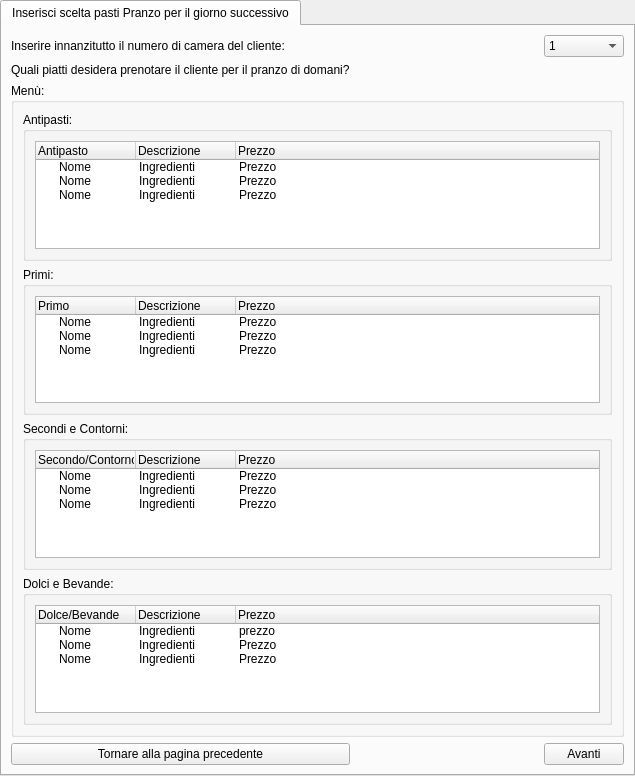
First picture: the form in ui/Receptionist/InserisciSceltaPastiPranzoCena/InserisciSceltaPastiPranzoGiornoSuccessivo.ui, repository mdoraz/Hotel, before the edit.
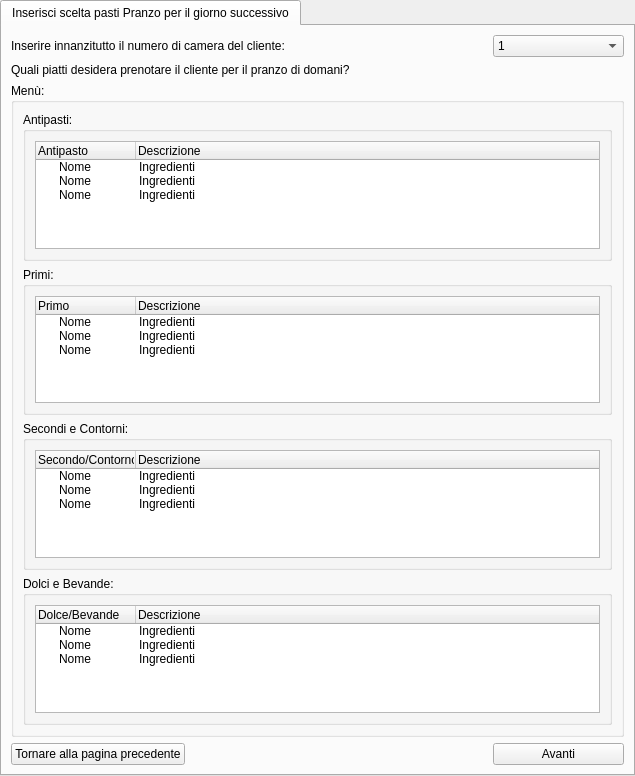
Second picture: the form after the edit.

Diff of the .ui file:
```diff
--- a/ui/Receptionist/InserisciSceltaPastiPranzoCena/InserisciSceltaPastiPranzoGiornoSuccessivo.ui
+++ b/ui/Receptionist/InserisciSceltaPastiPranzoCena/InserisciSceltaPastiPranzoGiornoSuccessivo.ui
@@ -18,14 +18,14 @@
     <string>Inserisci scelta pasti Pranzo per il giorno successivo</string>
    </attribute>
    <layout class="QGridLayout" name="gridLayout">
-    <item row="0" column="0">
-     <widget class="QLabel" name="labelInserisciCameraCliente">
+    <item row="3" column="2">
+     <widget class="QPushButton" name="btnAvanti">
       <property name="text">
-       <string>Inserire innanzitutto il numero di camera del cliente:</string>
+       <string>Avanti</string>
       </property>
      </widget>
     </item>
-    <item row="0" column="3">
+    <item row="0" column="2">
      <widget class="QComboBox" name="comboboxInserisciCameraCliente">
       <item>
        <property name="text">
@@ -209,26 +209,6 @@
       </item>
      </widget>
     </item>
-    <item row="3" column="0">
-     <widget class="QPushButton" name="btnTornarePaginaPrecedente">
-      <property name="text">
-       <string>Tornare alla pagina precedente</string>
-      </property>
-     </widget>
-    </item>
-    <item row="3" column="1">
-     <spacer name="horizontalSpacer">
-      <property name="orientation">
-       <enum>Qt::Horizontal</enum>
-      </property>
-      <property name="sizeHint" stdset="0">
-       <size>
-        <width>40</width>
-        <height>20</height>
-       </size>
-      </property>
-     </spacer>
-    </item>
     <item row="1" column="0">
      <widget class="QLabel" name="labelDomanda">
       <property name="text">
@@ -236,7 +216,7 @@
       </property>
      </widget>
     </item>
-    <item row="2" column="0" colspan="4">
+    <item row="2" column="0" colspan="3">
      <widget class="QGroupBox" name="groupboxSchedaMenu">
       <property name="title">
        <string>Menù:</string>
@@ -263,11 +243,6 @@
               <string>Descrizione</string>
              </property>
             </column>
-            <column>
-             <property name="text">
-              <string>Prezzo</string>
-             </property>
-            </column>
             <item>
              <property name="text">
               <string>Nome</string>
@@ -275,9 +250,6 @@
              <property name="text">
               <string>Ingredienti</string>
              </property>
-             <property name="text">
-              <string>Prezzo</string>
-             </property>
             </item>
             <item>
              <property name="text">
@@ -286,9 +258,6 @@
              <property name="text">
               <string>Ingredienti</string>
              </property>
-             <property name="text">
-              <string>Prezzo</string>
-             </property>
             </item>
             <item>
              <property name="text">
@@ -297,9 +266,6 @@
              <property name="text">
               <string>Ingredienti</string>
              </property>
-             <property name="text">
-              <string>Prezzo</string>
-             </property>
             </item>
            </widget>
           </item>
@@ -327,11 +293,6 @@
               <string>Descrizione</string>
              </property>
             </column>
-            <column>
-             <property name="text">
-              <string>Prezzo</string>
-             </property>
-            </column>
             <item>
              <property name="text">
               <string>Nome</string>
@@ -339,9 +300,6 @@
              <property name="text">
               <string>Ingredienti</string>
              </property>
-             <property name="text">
-              <string>Prezzo</string>
-             </property>
             </item>
             <item>
              <property name="text">
@@ -350,9 +308,6 @@
              <property name="text">
               <string>Ingredienti</string>
              </property>
-             <property name="text">
-              <string>Prezzo</string>
-             </property>
             </item>
             <item>
              <property name="text">
@@ -361,9 +316,6 @@
              <property name="text">
               <string>Ingredienti</string>
              </property>
-             <property name="text">
-              <string>Prezzo</string>
-             </property>
             </item>
            </widget>
           </item>
@@ -391,11 +343,6 @@
               <string>Descrizione </string>
              </property>
             </column>
-            <column>
-             <property name="text">
-              <string>Prezzo</string>
-             </property>
-            </column>
             <item>
              <property name="text">
               <string>Nome</string>
@@ -403,9 +350,6 @@
              <property name="text">
               <string>Ingredienti</string>
              </property>
-             <property name="text">
-              <string>Prezzo</string>
-             </property>
             </item>
             <item>
              <property name="text">
@@ -414,9 +358,6 @@
              <property name="text">
               <string>Ingredienti</string>
              </property>
-             <property name="text">
-              <string>Prezzo</string>
-             </property>
             </item>
             <item>
              <property name="text">
@@ -425,9 +366,6 @@
              <property name="text">
               <string>Ingredienti</string>
              </property>
-             <property name="text">
-              <string>Prezzo</string>
-             </property>
             </item>
            </widget>
           </item>
@@ -455,11 +393,6 @@
               <string>Descrizione</string>
              </property>
             </column>
-            <column>
-             <property name="text">
-              <string>Prezzo</string>
-             </property>
-            </column>
             <item>
              <property name="text">
               <string>Nome</string>
@@ -467,9 +400,6 @@
              <property name="text">
               <string>Ingredienti</string>
              </property>
-             <property name="text">
-              <string>prezzo</string>
-             </property>
             </item>
             <item>
              <property name="text">
@@ -478,9 +408,6 @@
              <property name="text">
               <string>Ingredienti</string>
              </property>
-             <property name="text">
-              <string>Prezzo</string>
-             </property>
             </item>
             <item>
              <property name="text">
@@ -489,9 +416,6 @@
              <property name="text">
               <string>Ingredienti</string>
              </property>
-             <property name="text">
-              <string>Prezzo</string>
-             </property>
             </item>
            </widget>
           </item>
@@ -501,10 +425,23 @@
       </layout>
      </widget>
     </item>
-    <item row="3" column="3">
-     <widget class="QPushButton" name="btnAvanti">
+    <item row="0" column="0">
+     <widget class="QLabel" name="labelInserisciCameraCliente">
       <property name="text">
-       <string>Avanti</string>
+       <string>Inserire innanzitutto il numero di camera del cliente:</string>
+      </property>
+     </widget>
+    </item>
+    <item row="3" column="0">
+     <widget class="QPushButton" name="btnTornarePaginaPrecedente">
+      <property name="sizePolicy">
+       <sizepolicy hsizetype="Maximum" vsizetype="Fixed">
+        <horstretch>0</horstretch>
+        <verstretch>0</verstretch>
+       </sizepolicy>
+      </property>
+      <property name="text">
+       <string>Tornare alla pagina precedente</string>
       </property>
      </widget>
     </item>
```
